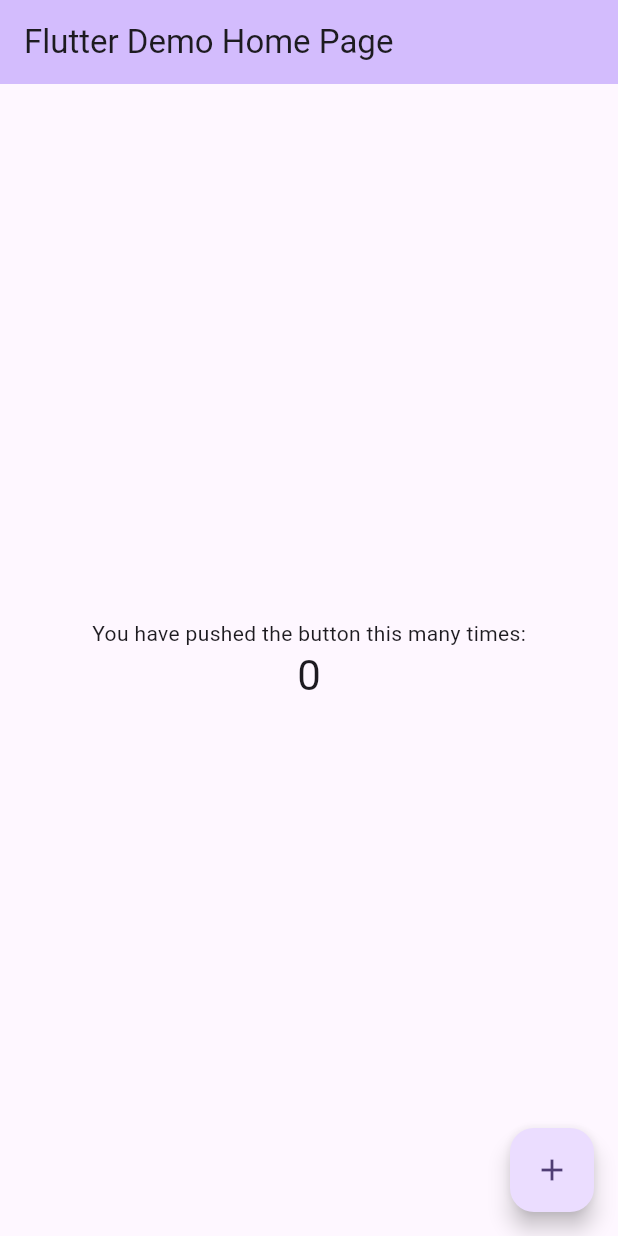
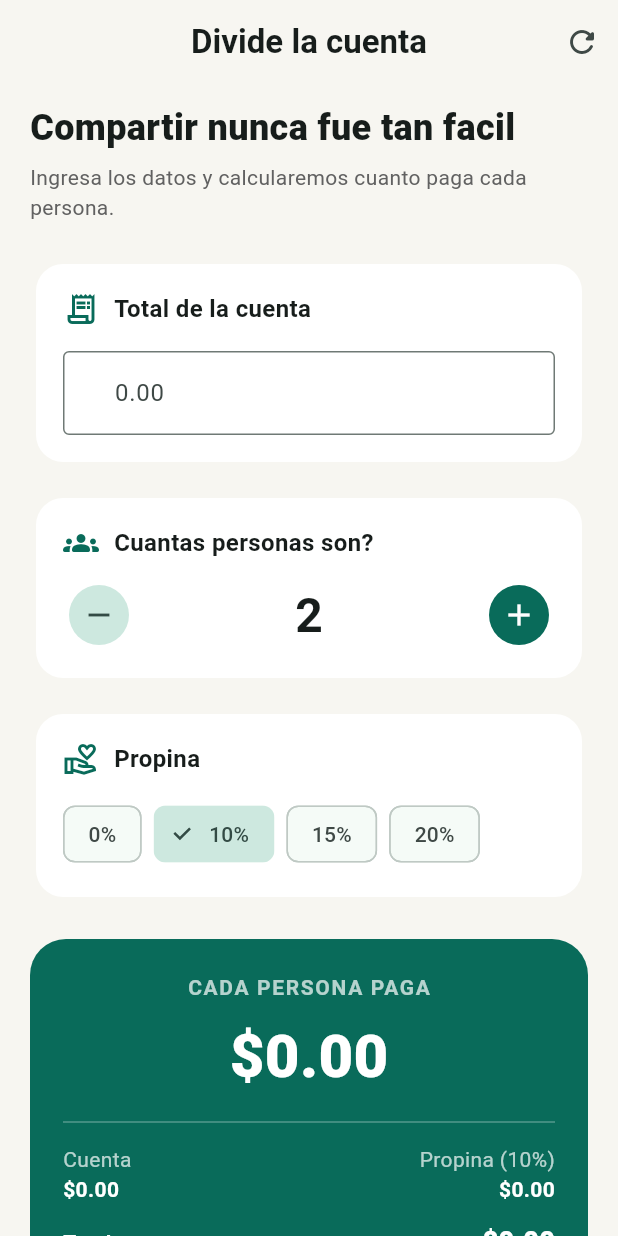
Before and after one commit to giuprz81/clases2026Apps, a Flutter app: the screen it shows after launch, on a phone screen of 412 x 824 dp. Run offline on Flutter 3.47's test engine with Material 3 defaults, Android fonts, the phone set to English and light mode, and no system bars; our stand-ins replace flutter_dotenv, supabase_flutter, webview_flutter; accounts and stored records are empty.

Commit message:
participacion semana 7: implementacion vibe

```diff
--- a/divisor_cuenta/lib/main.dart
+++ b/divisor_cuenta/lib/main.dart
@@ -1,122 +1,311 @@
 import 'package:flutter/material.dart';
+import 'package:flutter/services.dart';
 
 void main() {
-  runApp(const MyApp());
+  runApp(const DivisorCuentaApp());
 }
 
-class MyApp extends StatelessWidget {
-  const MyApp({super.key});
+class DivisorCuentaApp extends StatelessWidget {
+  const DivisorCuentaApp({super.key});
 
-  // This widget is the root of your application.
   @override
   Widget build(BuildContext context) {
     return MaterialApp(
-      title: 'Flutter Demo',
+      title: 'Divide la cuenta',
+      debugShowCheckedModeBanner: false,
       theme: ThemeData(
-        // This is the theme of your application.
-        //
-        // TRY THIS: Try running your application with "flutter run". You'll see
-        // the application has a purple toolbar. Then, without quitting the app,
-        // try changing the seedColor in the colorScheme below to Colors.green
-        // and then invoke "hot reload" (save your changes or press the "hot
-        // reload" button in a Flutter-supported IDE, or press "r" if you used
-        // the command line to start the app).
-        //
-        // Notice that the counter didn't reset back to zero; the application
-        // state is not lost during the reload. To reset the state, use hot
-        // restart instead.
-        //
-        // This works for code too, not just values: Most code changes can be
-        // tested with just a hot reload.
-        colorScheme: .fromSeed(seedColor: Colors.deepPurple),
+        colorScheme: ColorScheme.fromSeed(
+          seedColor: const Color(0xFF176B5B),
+          brightness: Brightness.light,
+        ),
+        scaffoldBackgroundColor: const Color(0xFFF7F6F1),
+        useMaterial3: true,
       ),
-      home: const MyHomePage(title: 'Flutter Demo Home Page'),
+      home: const BillSplitterPage(),
     );
   }
 }
 
-class MyHomePage extends StatefulWidget {
-  const MyHomePage({super.key, required this.title});
-
-  // This widget is the home page of your application. It is stateful, meaning
-  // that it has a State object (defined below) that contains fields that affect
-  // how it looks.
-
-  // This class is the configuration for the state. It holds the values (in this
-  // case the title) provided by the parent (in this case the App widget) and
-  // used by the build method of the State. Fields in a Widget subclass are
-  // always marked "final".
-
-  final String title;
+class BillSplitterPage extends StatefulWidget {
+  const BillSplitterPage({super.key});
 
   @override
-  State<MyHomePage> createState() => _MyHomePageState();
+  State<BillSplitterPage> createState() => _BillSplitterPageState();
 }
 
-class _MyHomePageState extends State<MyHomePage> {
-  int _counter = 0;
+class _BillSplitterPageState extends State<BillSplitterPage> {
+  final _amountController = TextEditingController();
+  int _people = 2;
+  int _tipPercentage = 10;
 
-  void _incrementCounter() {
+  double get _amount =>
+      double.tryParse(_amountController.text.trim().replaceAll(',', '.')) ?? 0;
+  double get _tipValue => _amount * _tipPercentage / 100;
+  double get _total => _amount + _tipValue;
+  double get _perPerson => _total / _people;
+
+  String _money(double amount) => '\$${amount.toStringAsFixed(2)}';
+
+  @override
+  void dispose() {
+    _amountController.dispose();
+    super.dispose();
+  }
+
+  void _reset() {
     setState(() {
-      // This call to setState tells the Flutter framework that something has
-      // changed in this State, which causes it to rerun the build method below
-      // so that the display can reflect the updated values. If we changed
-      // _counter without calling setState(), then the build method would not be
-      // called again, and so nothing would appear to happen.
-      _counter++;
+      _amountController.clear();
+      _people = 2;
+      _tipPercentage = 10;
     });
   }
 
   @override
   Widget build(BuildContext context) {
-    // This method is rerun every time setState is called, for instance as done
-    // by the _incrementCounter method above.
-    //
-    // The Flutter framework has been optimized to make rerunning build methods
-    // fast, so that you can just rebuild anything that needs updating rather
-    // than having to individually change instances of widgets.
     return Scaffold(
       appBar: AppBar(
-        // TRY THIS: Try changing the color here to a specific color (to
-        // Colors.amber, perhaps?) and trigger a hot reload to see the AppBar
-        // change color while the other colors stay the same.
-        backgroundColor: Theme.of(context).colorScheme.inversePrimary,
-        // Here we take the value from the MyHomePage object that was created by
-        // the App.build method, and use it to set our appbar title.
-        title: Text(widget.title),
+        backgroundColor: Colors.transparent,
+        centerTitle: true,
+        title: const Text(
+          'Divide la cuenta',
+          style: TextStyle(fontWeight: FontWeight.w700),
+        ),
+        actions: [
+          IconButton(
+            tooltip: 'Reiniciar',
+            onPressed: _reset,
+            icon: const Icon(Icons.refresh_rounded),
+          ),
+        ],
       ),
-      body: Center(
-        // Center is a layout widget. It takes a single child and positions it
-        // in the middle of the parent.
-        child: Column(
-          // Column is also a layout widget. It takes a list of children and
-          // arranges them vertically. By default, it sizes itself to fit its
-          // children horizontally, and tries to be as tall as its parent.
-          //
-          // Column has various properties to control how it sizes itself and
-          // how it positions its children. Here we use mainAxisAlignment to
-          // center the children vertically; the main axis here is the vertical
-          // axis because Columns are vertical (the cross axis would be
-          // horizontal).
-          //
-          // TRY THIS: Invoke "debug painting" (choose the "Toggle Debug Paint"
-          // action in the IDE, or press "p" in the console), to see the
-          // wireframe for each widget.
-          mainAxisAlignment: .center,
+      body: SafeArea(
+        top: false,
+        child: ListView(
+          padding: const EdgeInsets.fromLTRB(20, 12, 20, 28),
           children: [
-            const Text('You have pushed the button this many times:'),
+            const Text(
+              'Compartir nunca fue tan facil',
+              style: TextStyle(fontSize: 24, fontWeight: FontWeight.w800),
+            ),
+            const SizedBox(height: 6),
             Text(
-              '$_counter',
-              style: Theme.of(context).textTheme.headlineMedium,
+              'Ingresa los datos y calcularemos cuanto paga cada persona.',
+              style: TextStyle(color: Colors.grey.shade700),
+            ),
+            const SizedBox(height: 24),
+            _card(
+              child: Column(
+                crossAxisAlignment: CrossAxisAlignment.start,
+                children: [
+                  const _SectionTitle(
+                    icon: Icons.receipt_long_outlined,
+                    text: 'Total de la cuenta',
+                  ),
+                  const SizedBox(height: 16),
+                  TextField(
+                    key: const Key('amountField'),
+                    controller: _amountController,
+                    onChanged: (_) => setState(() {}),
+                    keyboardType: const TextInputType.numberWithOptions(
+                      decimal: true,
+                    ),
+                    inputFormatters: [
+                      FilteringTextInputFormatter.allow(RegExp(r'[0-9,.]')),
+                    ],
+                    decoration: const InputDecoration(
+                      prefixText: '\$  ',
+                      hintText: '0.00',
+                      border: OutlineInputBorder(),
+                    ),
+                  ),
+                ],
+              ),
+            ),
+            const SizedBox(height: 16),
+            _card(
+              child: Column(
+                crossAxisAlignment: CrossAxisAlignment.start,
+                children: [
+                  const _SectionTitle(
+                    icon: Icons.groups_rounded,
+                    text: 'Cuantas personas son?',
+                  ),
+                  const SizedBox(height: 12),
+                  Row(
+                    mainAxisAlignment: MainAxisAlignment.spaceBetween,
+                    children: [
+                      IconButton.filledTonal(
+                        key: const Key('removePerson'),
+                        onPressed: _people > 1
+                            ? () => setState(() => _people--)
+                            : null,
+                        icon: const Icon(Icons.remove),
+                      ),
+                      Text(
+                        '$_people',
+                        key: const Key('peopleCount'),
+                        style: const TextStyle(
+                          fontSize: 32,
+                          fontWeight: FontWeight.bold,
+                        ),
+                      ),
+                      IconButton.filled(
+                        key: const Key('addPerson'),
+                        onPressed: () => setState(() => _people++),
+                        icon: const Icon(Icons.add),
+                      ),
+                    ],
+                  ),
+                ],
+              ),
+            ),
+            const SizedBox(height: 16),
+            _card(
+              child: Column(
+                crossAxisAlignment: CrossAxisAlignment.start,
+                children: [
+                  const _SectionTitle(
+                    icon: Icons.volunteer_activism_outlined,
+                    text: 'Propina',
+                  ),
+                  const SizedBox(height: 14),
+                  Wrap(
+                    spacing: 8,
+                    children: [0, 10, 15, 20]
+                        .map(
+                          (percentage) => ChoiceChip(
+                            label: Text('$percentage%'),
+                            selected: _tipPercentage == percentage,
+                            onSelected: (_) => setState(
+                              () => _tipPercentage = percentage,
+                            ),
+                          ),
+                        )
+                        .toList(),
+                  ),
+                ],
+              ),
+            ),
+            const SizedBox(height: 24),
+            Container(
+              padding: const EdgeInsets.all(22),
+              decoration: BoxDecoration(
+                color: Theme.of(context).colorScheme.primary,
+                borderRadius: BorderRadius.circular(24),
+              ),
+              child: Column(
+                children: [
+                  const Text(
+                    'CADA PERSONA PAGA',
+                    style: TextStyle(
+                      color: Colors.white70,
+                      fontWeight: FontWeight.w700,
+                      letterSpacing: 1.1,
+                    ),
+                  ),
+                  const SizedBox(height: 8),
+                  Text(
+                    _money(_perPerson),
+                    key: const Key('perPersonAmount'),
+                    style: const TextStyle(
+                      color: Colors.white,
+                      fontSize: 40,
+                      fontWeight: FontWeight.w800,
+                    ),
+                  ),
+                  const Divider(color: Colors.white30, height: 30),
+                  Row(
+                    mainAxisAlignment: MainAxisAlignment.spaceBetween,
+                    children: [
+                      _SummaryItem(label: 'Cuenta', value: _money(_amount)),
+                      _SummaryItem(
+                        label: 'Propina ($_tipPercentage%)',
+                        value: _money(_tipValue),
+                        alignEnd: true,
+                      ),
+                    ],
+                  ),
+                  const SizedBox(height: 12),
+                  Row(
+                    mainAxisAlignment: MainAxisAlignment.spaceBetween,
+                    children: [
+                      const Text(
+                        'Total a pagar',
+                        style: TextStyle(
+                          color: Colors.white,
+                          fontWeight: FontWeight.w700,
+                        ),
+                      ),
+                      Text(
+                        _money(_total),
+                        style: const TextStyle(
+                          color: Colors.white,
+                          fontSize: 18,
+                          fontWeight: FontWeight.w800,
+                        ),
+                      ),
+                    ],
+                  ),
+                ],
+              ),
             ),
           ],
         ),
       ),
-      floatingActionButton: FloatingActionButton(
-        onPressed: _incrementCounter,
-        tooltip: 'Increment',
-        child: const Icon(Icons.add),
-      ),
+    );
+  }
+
+  Widget _card({required Widget child}) {
+    return Card(
+      elevation: 0,
+      color: Colors.white,
+      shape: RoundedRectangleBorder(borderRadius: BorderRadius.circular(18)),
+      child: Padding(padding: const EdgeInsets.all(18), child: child),
     );
   }
 }
+
+class _SectionTitle extends StatelessWidget {
+  const _SectionTitle({required this.icon, required this.text});
+
+  final IconData icon;
+  final String text;
+
+  @override
+  Widget build(BuildContext context) {
+    return Row(
+      children: [
+        Icon(icon, color: Theme.of(context).colorScheme.primary),
+        const SizedBox(width: 10),
+        Text(text, style: const TextStyle(fontSize: 16, fontWeight: FontWeight.w700)),
+      ],
+    );
+  }
+}
+
+class _SummaryItem extends StatelessWidget {
+  const _SummaryItem({
+    required this.label,
+    required this.value,
+    this.alignEnd = false,
+  });
+
+  final String label;
+  final String value;
+  final bool alignEnd;
+
+  @override
+  Widget build(BuildContext context) {
+    return Column(
+      crossAxisAlignment:
+          alignEnd ? CrossAxisAlignment.end : CrossAxisAlignment.start,
+      children: [
+        Text(label, style: const TextStyle(color: Colors.white70)),
+        Text(
+          value,
+          style: const TextStyle(color: Colors.white, fontWeight: FontWeight.w700),
+        ),
+      ],
+    );
+  }
+}
```
Also changed, not shown: 1 other file.
